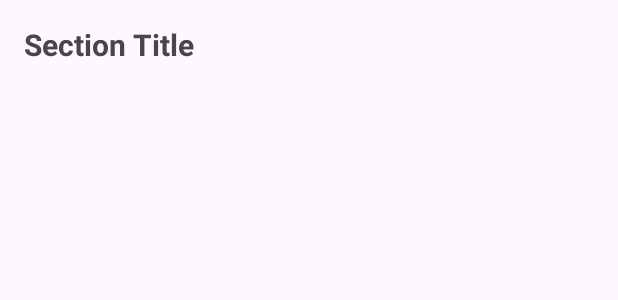
After one commit to Kochipek/obss-movies, an Android app: the layout item_home_category_section.xml on its own in the app's theme, with its tools: preview values and no code run, on a phone screen of 412 x 824 dp. The commit adds this screen. Shown: the top 300 px of the screen. Run offline under Robolectric (Android 15) with nearby library versions, the phone set to English and light mode, and no system bars.

Commit message:
Setup HomeFragment UI and state handling

```diff
--- /dev/null
+++ b/app/src/main/res/layout/item_home_category_section.xml
@@ -0,0 +1,24 @@
+<?xml version="1.0" encoding="utf-8"?>
+<LinearLayout
+    xmlns:android="http://schemas.android.com/apk/res/android"
+    android:layout_width="match_parent"
+    android:layout_height="wrap_content"
+    android:orientation="vertical"
+    android:padding="16dp">
+
+    <TextView
+        android:id="@+id/textSectionTitle"
+        android:layout_width="match_parent"
+        android:layout_height="wrap_content"
+        android:text="@string/section_title"
+        android:textSize="20sp"
+        android:textStyle="bold"
+        android:paddingBottom="8dp"/>
+
+    <androidx.recyclerview.widget.RecyclerView
+        android:id="@+id/recyclerViewMoviesHorizontal"
+        android:layout_width="match_parent"
+        android:layout_height="wrap_content"
+        android:overScrollMode="never"
+        android:scrollbars="none"/>
+</LinearLayout>
--- a/app/src/main/res/navigation/nav_graph.xml
+++ b/app/src/main/res/navigation/nav_graph.xml
@@ -7,7 +7,7 @@
 
     <fragment
         android:id="@+id/homeFragment"
-        android:name="com.ipekkochisarli.obssmovies.HomeFragment"
+        android:name="com.ipekkochisarli.obssmovies.features.movie.ui.HomeFragment"
         android:label="fragment_home"
         app:enterAnim="@anim/slide_in_right"
         app:exitAnim="@anim/slide_out_left"
--- a/app/src/main/res/values/strings.xml
+++ b/app/src/main/res/values/strings.xml
@@ -2,4 +2,7 @@
     <string name="app_name">OBSS Movies</string>
     <!-- TODO: Remove or change this placeholder text -->
     <string name="hello_blank_fragment">Hello blank fragment</string>
+    <string name="image_poster">image poster</string>
+    <string name="movie_title">Movie Title</string>
+    <string name="section_title">Section Title</string>
 </resources>
```
Also changed, not shown: app/src/main/java/com/ipekkochisarli/obssmovies/features/movie/ui/HomeUiState.kt (added, +10 -0 lines), app/src/main/java/com/ipekkochisarli/obssmovies/features/movie/ui/HomeViewModel.kt (added, +42 -0 lines), app/src/main/java/com/ipekkochisarli/obssmovies/features/movie/ui/adapter/MovieListAdapter.kt (added, +34 -0 lines), app/src/main/res/layout/fragment_home.xml (+5 -4 lines), app/src/main/res/layout/item_movies.xml (added, +33 -0 lines).
